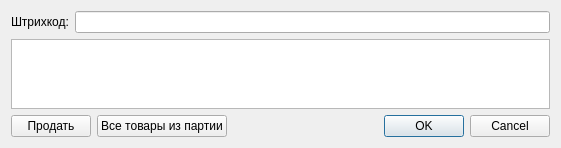
The window that src/SearchBarcodeDialog.ui (kiselev-dmitrii/climberdb) describes before a commit, drawn with Qt 5.
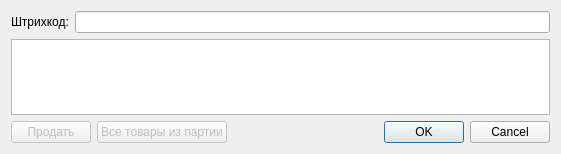
The same window after the commit.

Patch:
```diff
--- a/src/SearchBarcodeDialog.ui
+++ b/src/SearchBarcodeDialog.ui
@@ -7,7 +7,7 @@
     <x>0</x>
     <y>0</y>
     <width>561</width>
-    <height>138</height>
+    <height>154</height>
    </rect>
   </property>
   <property name="windowTitle">
@@ -29,12 +29,7 @@
     </layout>
    </item>
    <item>
-    <widget class="QTableWidget" name="twProduct">
-     <property name="font">
-      <font>
-       <pointsize>12</pointsize>
-      </font>
-     </property>
+    <widget class="QTableView" name="tvProduct">
      <property name="verticalScrollBarPolicy">
       <enum>Qt::ScrollBarAlwaysOff</enum>
      </property>
@@ -50,6 +45,12 @@
      <attribute name="horizontalHeaderStretchLastSection">
       <bool>true</bool>
      </attribute>
+     <attribute name="verticalHeaderVisible">
+      <bool>false</bool>
+     </attribute>
+     <attribute name="verticalHeaderMinimumSectionSize">
+      <number>30</number>
+     </attribute>
     </widget>
    </item>
    <item>
@@ -69,6 +70,9 @@
     <layout class="QHBoxLayout" name="ltButtons">
      <item>
       <widget class="QPushButton" name="btnSellProduct">
+       <property name="enabled">
+        <bool>false</bool>
+       </property>
        <property name="text">
         <string>Продать</string>
        </property>
@@ -76,6 +80,9 @@
      </item>
      <item>
       <widget class="QPushButton" name="btnOpenConsignment">
+       <property name="enabled">
+        <bool>false</bool>
+       </property>
        <property name="text">
         <string>Все товары из партии</string>
        </property>
```
Left out of the diff: 20 changed lines with no effect on the pictures.
